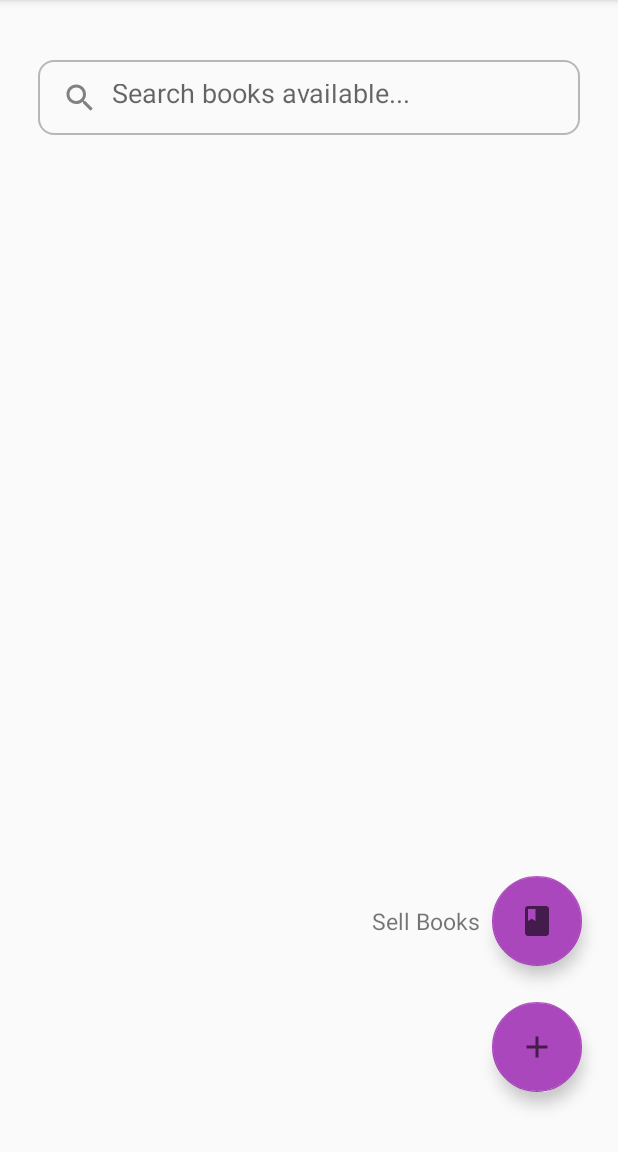
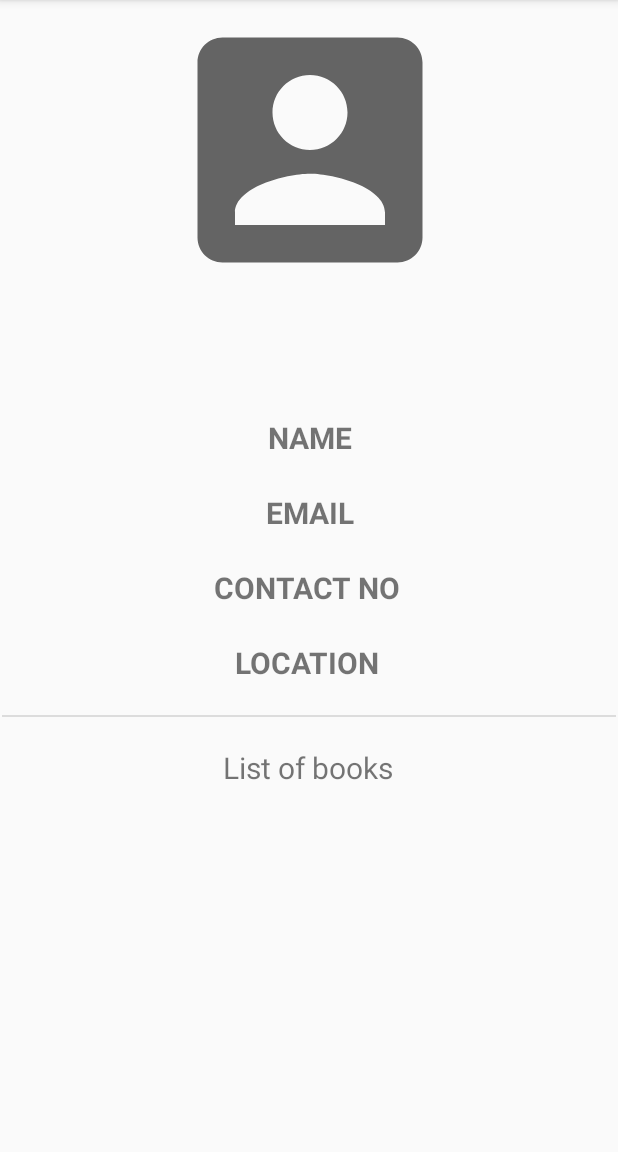
Before and after one commit to AOSP-NIT-Surat/Bookstore-Android, an Android app: the MainActivity screen opened directly, with no data from a screen before it, after a tap on an icon or button, on a phone screen of 412 x 824 dp, the part 84-1236 px from its top. Run offline under Robolectric (Android 15) with nearby library versions, the phone set to English and light mode, and no system bars; 1 other tap on this screen came first.

Commit message:
User profile page created (#9)
* User Profile page created

* Typo error fixed

* new line added

* new line adde

* new line added

* new line added

```diff
--- a/app/src/main/AndroidManifest.xml
+++ b/app/src/main/AndroidManifest.xml
@@ -10,9 +10,11 @@
         android:supportsRtl="true"
         android:theme="@style/Theme.Bookstore">
         <activity
+            android:name=".UserProfileActivity"
+            android:exported="true" />
+        <activity
             android:name=".login.RegisterActivity"
             android:exported="true" />
-
         <activity android:name=".login.LoginActivity">
             <intent-filter>
                 <action android:name="android.intent.action.MAIN" />
@@ -20,9 +22,7 @@
                 <category android:name="android.intent.category.LAUNCHER" />
             </intent-filter>
         </activity>
-
-        <activity android:name=".MainActivity"></activity>
-
+        <activity android:name=".MainActivity" />
     </application>
 
 </manifest>
--- a/app/src/main/java/com/aosp/bookstore/MainActivity.java
+++ b/app/src/main/java/com/aosp/bookstore/MainActivity.java
@@ -1,6 +1,8 @@
 package com.aosp.bookstore;
 
 import androidx.appcompat.app.AppCompatActivity;
+
+import android.content.Intent;
 import android.os.Bundle;
 import android.view.View;
 import android.widget.TextView;
@@ -46,6 +48,10 @@ public class MainActivity extends AppCompatActivity {
             }
         });
 
-        sellBook.setOnClickListener(view -> Toast.makeText(MainActivity.this, "Clicked!!", Toast.LENGTH_SHORT).show());
+        sellBook.setOnClickListener(view -> {
+            Toast.makeText(MainActivity.this, "Clicked!!", Toast.LENGTH_SHORT).show();
+            Intent intent = new Intent(this, UserProfileActivity.class);
+            startActivity(intent);
+        });
     }
 }
--- /dev/null
+++ b/app/src/main/java/com/aosp/bookstore/UserProfileActivity.java
@@ -0,0 +1,32 @@
+package com.aosp.bookstore;
+
+import androidx.appcompat.app.AppCompatActivity;
+
+import android.content.Intent;
+import android.os.Bundle;
+import android.widget.ImageView;
+import android.widget.ListView;
+import android.widget.TextView;
+
+public class UserProfileActivity extends AppCompatActivity {
+
+    ImageView profile_pic;
+    TextView name;
+    TextView email;
+    TextView textView;
+    ListView booklist;
+
+    @Override
+    protected void onCreate(Bundle savedInstanceState) {
+        super.onCreate(savedInstanceState);
+        setContentView(R.layout.activity_user_profile);
+
+        profile_pic = findViewById(R.id.profile_pic);
+        name = findViewById(R.id.name);
+        email = findViewById(R.id.email);
+        textView = findViewById(R.id.textView);
+        booklist = findViewById(R.id.booklist);
+
+        Intent intent = getIntent();
+    }
+}
--- /dev/null
+++ b/app/src/main/res/drawable/ic_baseline_account_box_50.xml
@@ -0,0 +1,5 @@
+<vector android:height="50dp" android:tint="?attr/colorControlNormal"
+    android:viewportHeight="24" android:viewportWidth="24"
+    android:width="50dp" xmlns:android="http://schemas.android.com/apk/res/android">
+    <path android:fillColor="@android:color/white" android:pathData="M3,5v14c0,1.1 0.89,2 2,2h14c1.1,0 2,-0.9 2,-2L21,5c0,-1.1 -0.9,-2 -2,-2L5,3c-1.11,0 -2,0.9 -2,2zM15,9c0,1.66 -1.34,3 -3,3s-3,-1.34 -3,-3 1.34,-3 3,-3 3,1.34 3,3zM6,17c0,-2 4,-3.1 6,-3.1s6,1.1 6,3.1v1L6,18v-1z"/>
+</vector>
--- /dev/null
+++ b/app/src/main/res/layout/activity_user_profile.xml
@@ -0,0 +1,117 @@
+<?xml version="1.0" encoding="utf-8"?>
+<androidx.constraintlayout.widget.ConstraintLayout xmlns:android="http://schemas.android.com/apk/res/android"
+    xmlns:app="http://schemas.android.com/apk/res-auto"
+    xmlns:tools="http://schemas.android.com/tools"
+    android:layout_width="match_parent"
+    android:layout_height="match_parent"
+    tools:context=".UserProfileActivity">
+
+
+    <ImageView
+        android:id="@+id/profile_pic"
+        android:layout_width="200dp"
+        android:layout_height="200dp"
+        android:layout_marginBottom="20dp"
+        android:foregroundGravity="center_horizontal"
+        app:layout_constraintBottom_toTopOf="@+id/name"
+        app:layout_constraintEnd_toEndOf="parent"
+        app:layout_constraintHorizontal_bias="0.502"
+        app:layout_constraintStart_toStartOf="parent"
+        app:layout_constraintTop_toTopOf="parent"
+        app:layout_constraintVertical_bias="0.0"
+        app:srcCompat="@drawable/ic_baseline_account_box_50"
+        tools:ignore="VectorDrawableCompat" />
+
+    <TextView
+        android:id="@+id/name"
+        android:layout_width="wrap_content"
+        android:layout_height="40dp"
+        android:layout_marginBottom="10dp"
+        android:gravity="center_horizontal"
+        android:text="NAME"
+        android:textSize="20dp"
+        android:textStyle="bold"
+        app:layout_constraintBottom_toTopOf="@+id/email"
+        app:layout_constraintEnd_toEndOf="parent"
+
+        app:layout_constraintHorizontal_bias="0.502"
+        app:layout_constraintStart_toStartOf="parent" />
+
+    <TextView
+        android:id="@+id/email"
+        android:layout_width="wrap_content"
+        android:layout_height="40dp"
+        android:layout_marginBottom="10dp"
+        android:gravity="center_horizontal"
+        android:text="EMAIL"
+        android:textSize="20dp"
+        android:textStyle="bold"
+        app:layout_constraintBottom_toTopOf="@+id/contact_no"
+        app:layout_constraintEnd_toEndOf="parent"
+        app:layout_constraintHorizontal_bias="0.502"
+        app:layout_constraintStart_toStartOf="parent" />
+
+    <TextView
+        android:id="@+id/contact_no"
+        android:layout_width="wrap_content"
+        android:layout_height="40dp"
+        android:layout_marginBottom="10dp"
+        android:gravity="center_horizontal"
+        android:text="CONTACT NO"
+        android:textSize="20dp"
+        android:textStyle="bold"
+        app:layout_constraintBottom_toTopOf="@id/location"
+        app:layout_constraintEnd_toEndOf="parent"
+        app:layout_constraintHorizontal_bias="0.497"
+        app:layout_constraintStart_toStartOf="parent"
+        tools:layout_editor_absoluteY="323dp" />
+
+    <TextView
+        android:id="@+id/location"
+        android:layout_width="wrap_content"
+        android:layout_height="40dp"
+        android:layout_marginBottom="10dp"
+        android:gravity="center_horizontal"
+        android:text="LOCATION"
+        android:textSize="20dp"
+        android:textStyle="bold"
+        app:layout_constraintBottom_toBottomOf="@+id/divider"
+        app:layout_constraintEnd_toEndOf="parent"
+        app:layout_constraintHorizontal_bias="0.496"
+        app:layout_constraintStart_toStartOf="parent" />
+
+    <TextView
+        android:id="@+id/textView"
+        android:layout_width="200dp"
+        android:layout_height="40dp"
+        android:layout_marginBottom="10dp"
+        android:gravity="center_horizontal"
+        android:text="List of books"
+        android:textSize="20dp"
+        app:layout_constraintBottom_toTopOf="@id/booklist"
+        app:layout_constraintEnd_toEndOf="parent"
+        app:layout_constraintHorizontal_bias="0.497"
+        app:layout_constraintStart_toStartOf="parent"
+        tools:layout_editor_absoluteY="501dp" />
+
+    <View
+        android:id="@+id/divider"
+        android:layout_width="409dp"
+        android:layout_height="1dp"
+        android:layout_marginBottom="20dp"
+        android:background="?android:attr/listDivider"
+        app:layout_constraintBottom_toTopOf="@id/textView"
+        app:layout_constraintEnd_toEndOf="parent"
+        app:layout_constraintStart_toStartOf="parent" />
+
+    <ListView
+        android:id="@+id/booklist"
+        android:layout_width="400dp"
+        android:layout_height="210dp"
+        android:layout_marginBottom="10dp"
+        app:layout_constraintBottom_toBottomOf="parent"
+        app:layout_constraintEnd_toEndOf="parent"
+        app:layout_constraintStart_toStartOf="parent" />
+
+
+</androidx.constraintlayout.widget.ConstraintLayout>
```
